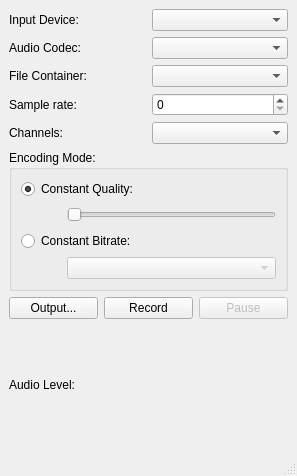
First picture: the form in qtmultimedia/examples/multimedia/audiorecorder/audiorecorder.ui, repository CipSoft-Tibia/Qt5, before the edit.
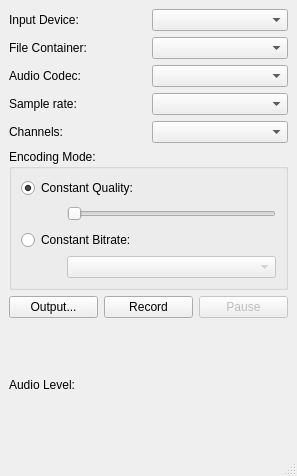
Second picture: the form after the edit.

```diff
--- a/qtmultimedia/examples/multimedia/audiorecorder/audiorecorder.ui
+++ b/qtmultimedia/examples/multimedia/audiorecorder/audiorecorder.ui
@@ -27,7 +27,7 @@
       <item row="0" column="1">
        <widget class="QComboBox" name="audioDeviceBox"/>
       </item>
-      <item row="1" column="0">
+      <item row="2" column="0">
        <widget class="QLabel" name="label_2">
         <property name="text">
          <string>Audio Codec:</string>
@@ -41,17 +41,17 @@
         </property>
        </widget>
       </item>
-      <item row="2" column="0">
+      <item row="1" column="0">
        <widget class="QLabel" name="label_3">
         <property name="text">
          <string>File Container:</string>
         </property>
        </widget>
       </item>
-      <item row="2" column="1">
-       <widget class="QComboBox" name="containerBox"/>
-      </item>
       <item row="1" column="1">
+       <widget class="QComboBox" name="containerBox"/>
+      </item>
+      <item row="2" column="1">
        <widget class="QComboBox" name="audioCodecBox"/>
       </item>
       <item row="4" column="0">
@@ -65,7 +65,7 @@
        <widget class="QComboBox" name="channelsBox"/>
       </item>
       <item row="3" column="1">
-       <widget class="QSpinBox" name="sampleRateBox"/>
+       <widget class="QComboBox" name="sampleRateBox"/>
       </item>
      </layout>
     </item>
```
Left out of the diff: 12 changed lines with no effect on the pictures.
